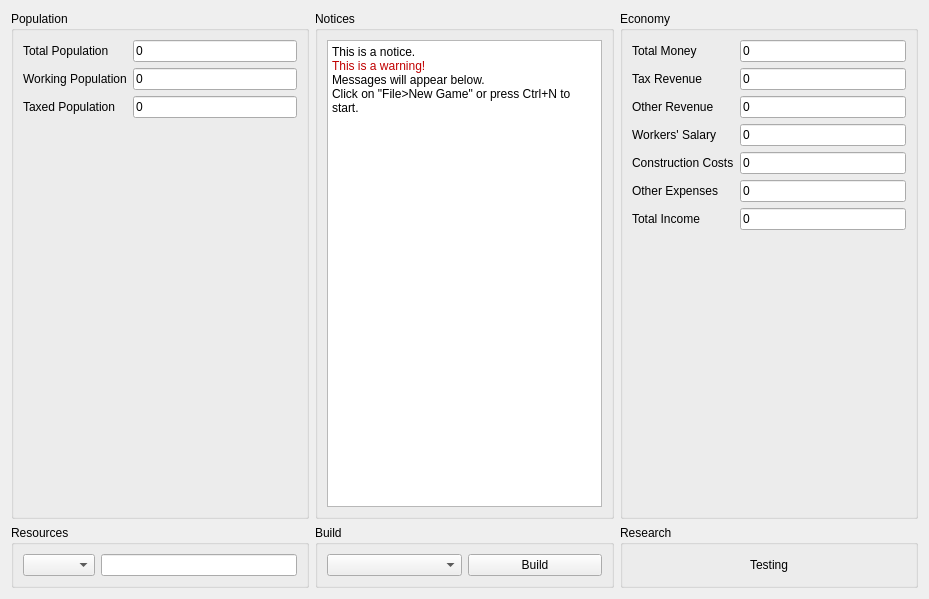
First picture: the form in core/ui/ManitaeSummary.ui, repository happy5214/manitae, before the edit.
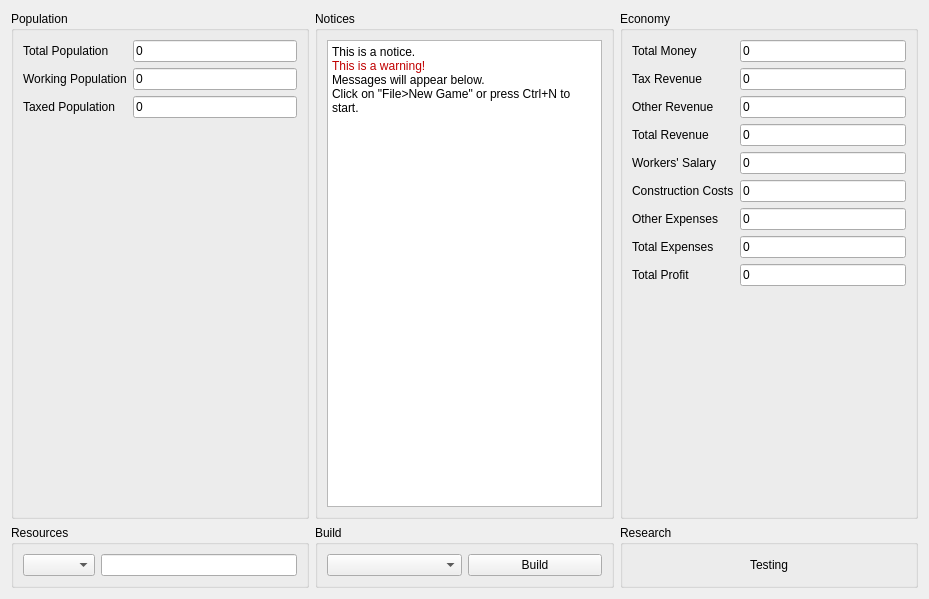
Second picture: the form after the edit.

Diff of the .ui file:
```diff
--- a/core/ui/ManitaeSummary.ui
+++ b/core/ui/ManitaeSummary.ui
@@ -91,6 +91,9 @@
         <string>Economy</string>
        </property>
        <layout class="QFormLayout" name="formLayout">
+        <property name="fieldGrowthPolicy">
+         <enum>QFormLayout::ExpandingFieldsGrow</enum>
+        </property>
         <item row="0" column="0">
          <widget class="QLabel" name="label_5">
           <property name="text">
@@ -131,14 +134,34 @@
           </property>
          </widget>
         </item>
-        <item row="3" column="0">
+        <item row="2" column="0">
+         <widget class="QLabel" name="label_11">
+          <property name="text">
+           <string>Other Revenue</string>
+          </property>
+         </widget>
+        </item>
+        <item row="2" column="1">
+         <widget class="QLineEdit" name="otherRevenue">
+          <property name="enabled">
+           <bool>true</bool>
+          </property>
+          <property name="text">
+           <string>0</string>
+          </property>
+          <property name="readOnly">
+           <bool>true</bool>
+          </property>
+         </widget>
+        </item>
+        <item row="4" column="0">
          <widget class="QLabel" name="label_7">
           <property name="text">
            <string>Workers' Salary</string>
           </property>
          </widget>
         </item>
-        <item row="3" column="1">
+        <item row="4" column="1">
          <widget class="QLineEdit" name="workersSalary">
           <property name="enabled">
            <bool>true</bool>
@@ -151,34 +174,14 @@
           </property>
          </widget>
         </item>
-        <item row="6" column="0">
-         <widget class="QLabel" name="label_8">
-          <property name="text">
-           <string>Total Income</string>
-          </property>
-         </widget>
-        </item>
-        <item row="6" column="1">
-         <widget class="QLineEdit" name="totalIncome">
-          <property name="enabled">
-           <bool>true</bool>
-          </property>
-          <property name="text">
-           <string>0</string>
-          </property>
-          <property name="readOnly">
-           <bool>true</bool>
-          </property>
-         </widget>
-        </item>
-        <item row="4" column="0">
+        <item row="5" column="0">
          <widget class="QLabel" name="label_9">
           <property name="text">
            <string>Construction Costs</string>
           </property>
          </widget>
         </item>
-        <item row="4" column="1">
+        <item row="5" column="1">
          <widget class="QLineEdit" name="constructionCosts">
           <property name="enabled">
            <bool>true</bool>
@@ -191,14 +194,14 @@
           </property>
          </widget>
         </item>
-        <item row="5" column="0">
+        <item row="6" column="0">
          <widget class="QLabel" name="label_10">
           <property name="text">
            <string>Other Expenses</string>
           </property>
          </widget>
         </item>
-        <item row="5" column="1">
+        <item row="6" column="1">
          <widget class="QLineEdit" name="otherExpenses">
           <property name="enabled">
            <bool>true</bool>
@@ -211,8 +214,15 @@
           </property>
          </widget>
         </item>
-        <item row="2" column="1">
-         <widget class="QLineEdit" name="otherRevenue">
+        <item row="8" column="0">
+         <widget class="QLabel" name="label_8">
+          <property name="text">
+           <string>Total Profit</string>
+          </property>
+         </widget>
+        </item>
+        <item row="8" column="1">
+         <widget class="QLineEdit" name="totalProfit">
           <property name="enabled">
            <bool>true</bool>
           </property>
@@ -224,10 +234,37 @@
           </property>
          </widget>
         </item>
-        <item row="2" column="0">
-         <widget class="QLabel" name="label_11">
+        <item row="3" column="0">
+         <widget class="QLabel" name="label_4">
           <property name="text">
-           <string>Other Revenue</string>
+           <string>Total Revenue</string>
+          </property>
+         </widget>
+        </item>
+        <item row="3" column="1">
+         <widget class="QLineEdit" name="totalRevenue">
+          <property name="text">
+           <string>0</string>
+          </property>
+          <property name="readOnly">
+           <bool>true</bool>
+          </property>
+         </widget>
+        </item>
+        <item row="7" column="0">
+         <widget class="QLabel" name="label_12">
+          <property name="text">
+           <string>Total Expenses</string>
+          </property>
+         </widget>
+        </item>
+        <item row="7" column="1">
+         <widget class="QLineEdit" name="totalExpenses">
+          <property name="text">
+           <string>0</string>
+          </property>
+          <property name="readOnly">
+           <bool>true</bool>
           </property>
          </widget>
         </item>
```
Left out of the diff: 2 changed lines with no effect on the pictures.
